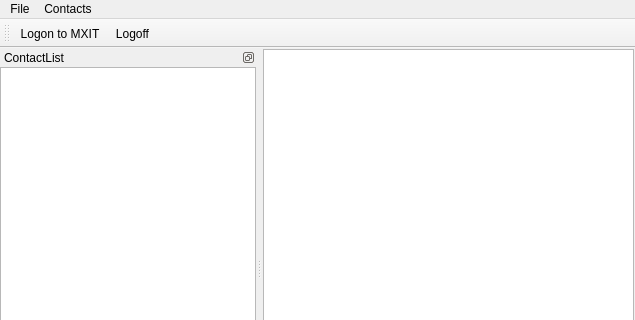
Old version of the form src/gui/mxitc.ui in the repository marcbowes/mxitc; both pictures show x 0 to 635 and y 0 to 320 of the 635 by 510 pixel window.
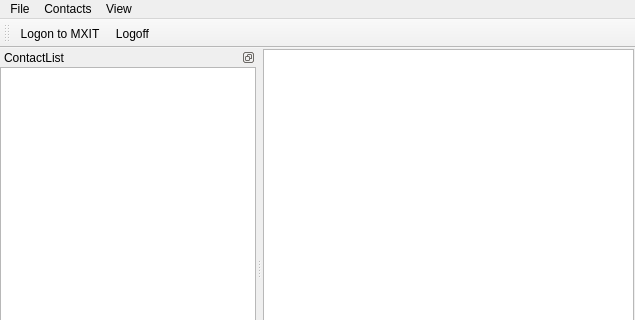
New version of the form.

Commit message: added options pane, made dockable widgets closable

```diff
--- a/src/gui/mxitc.ui
+++ b/src/gui/mxitc.ui
@@ -81,8 +81,16 @@
     </property>
     <addaction name="actionAddContact"/>
    </widget>
+   <widget class="QMenu" name="menuView">
+    <property name="title">
+     <string>View</string>
+    </property>
+    <addaction name="actionOptions"/>
+    <addaction name="actionDebug_Variables"/>
+   </widget>
    <addaction name="menuFile"/>
    <addaction name="menuContacts"/>
+   <addaction name="menuView"/>
   </widget>
   <widget class="QStatusBar" name="statusbar"/>
   <widget class="QDockWidget" name="dockWidget">
```
Left out of the diff: 16 changed lines with no effect on the pictures. The commit also changes 3 other files.
